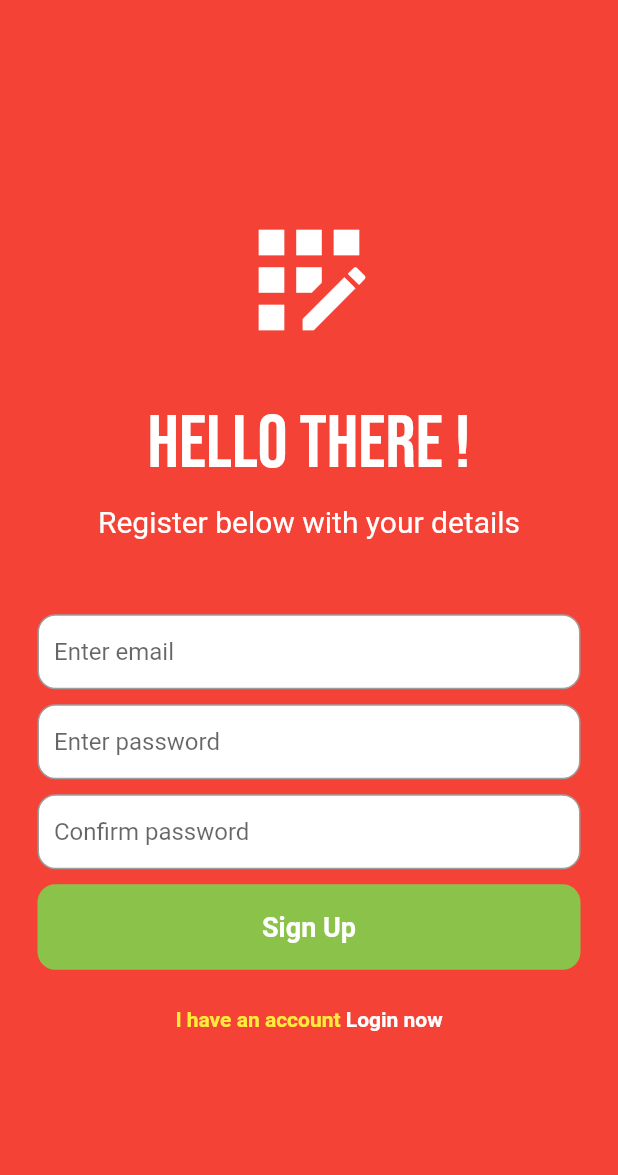
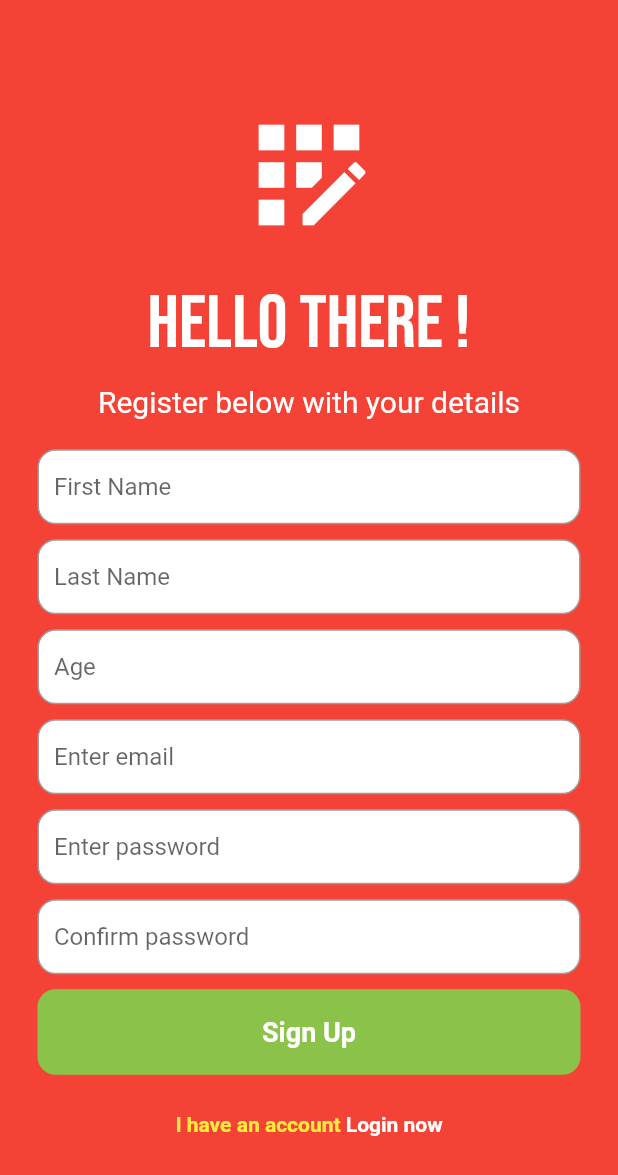
Before and after one commit to BulbulkhanMunna/Flutter_fireBase, a Flutter app: the RegisterPage screen opened directly with empty values, after a tap on "Sign Up", on a phone screen of 412 x 824 dp. Shown: the top 1175 px of the screen. Run offline on Flutter 3.47's test engine with Material 2 defaults, Android fonts, the phone set to English and light mode, and no system bars; our stand-ins replace cloud_firestore, firebase_auth, firebase_core, google_fonts, lottie; accounts and stored records are empty; network calls fail.

Commit message:
second commit

```diff
--- a/lib/pages/register_page.dart
+++ b/lib/pages/register_page.dart
@@ -1,3 +1,4 @@
+import 'package:cloud_firestore/cloud_firestore.dart';
 import 'package:firebase_auth/firebase_auth.dart';
 import 'package:flutter/src/widgets/framework.dart';
 import 'package:flutter/src/widgets/placeholder.dart';
@@ -18,35 +19,58 @@ class _RegisterPageState extends State<RegisterPage> {
   final _emailController = TextEditingController();
   final _passwordController = TextEditingController();
   final _ConfirmpasswordController = TextEditingController();
-
+  final _firstNameController = TextEditingController();
+  final _lastNameController = TextEditingController();
+  final _ageController = TextEditingController();
 
   @override
   void dispose() {
     _emailController.dispose();
     _passwordController.dispose();
     _ConfirmpasswordController.dispose();
+    _firstNameController.dispose();
+    _lastNameController.dispose();
+    _ageController.dispose();
     super.dispose();
   }
 
   Future signUp() async {
     if (passwordConfirmed()) {
+      //create user
       await FirebaseAuth.instance.createUserWithEmailAndPassword(
         email: _emailController.text.trim(),
-        password: _passwordController.text.trim());
+        password: _passwordController.text.trim(),
+      );
 
+      //add user details
+      addUserDetails(
+          _firstNameController.text.trim(),
+          _lastNameController.text.trim(),
+          _emailController.text.trim(),
+          int.parse(
+            _ageController.text.trim(),
+          ));
     }
   }
 
-  bool passwordConfirmed (){
-    if (_passwordController.text.trim() == _ConfirmpasswordController.text.trim()) {
+  Future addUserDetails(
+      String firstName, String lastName, String email, int age) async {
+    await FirebaseFirestore.instance.collection('users').add({
+      'first name': firstName,
+      'last name': lastName,
+      'email': email,
+      'age': age,
+    });
+  }
+
+  bool passwordConfirmed() {
+    if (_passwordController.text.trim() ==
+        _ConfirmpasswordController.text.trim()) {
       return true;
-
-    }else{
+    } else {
       return false;
     }
   }
-
-
 
   @override
   Widget build(BuildContext context) {
@@ -63,7 +87,7 @@ class _RegisterPageState extends State<RegisterPage> {
                   size: 100,
                   color: Colors.white,
                 ),
-                SizedBox(height: 30),
+                SizedBox(height: 20),
                 //Hello again
                 Text(
                   'Hello There !',
@@ -80,7 +104,85 @@ class _RegisterPageState extends State<RegisterPage> {
                 ),
 
                 SizedBox(
-                  height: 50,
+                  height: 20,
+                ),
+
+                //first name textfield
+                Padding(
+                  padding: const EdgeInsets.symmetric(horizontal: 25),
+                  child: Container(
+                    decoration: BoxDecoration(
+                      color: Colors.white,
+                      border: Border.all(color: Colors.grey),
+                      borderRadius: BorderRadius.circular(12),
+                    ),
+                    child: Padding(
+                      padding: const EdgeInsets.only(left: 10),
+                      child: TextField(
+                        controller: _firstNameController,
+                        decoration: InputDecoration(
+                          border: InputBorder.none,
+                          hintText: 'First Name',
+                        ),
+                      ),
+                    ),
+                  ),
+                ),
+
+                SizedBox(
+                  height: 10,
+                ),
+
+                //last name textfield
+                Padding(
+                  padding: const EdgeInsets.symmetric(horizontal: 25),
+                  child: Container(
+                    decoration: BoxDecoration(
+                      color: Colors.white,
+                      border: Border.all(color: Colors.grey),
+                      borderRadius: BorderRadius.circular(12),
+                    ),
+                    child: Padding(
+                      padding: const EdgeInsets.only(left: 10),
+                      child: TextField(
+                        controller: _lastNameController,
+                        decoration: InputDecoration(
+                          border: InputBorder.none,
+                          hintText: 'Last Name',
+                        ),
+                      ),
+                    ),
+                  ),
+                ),
+
+                SizedBox(
+                  height: 10,
+                ),
+
+                //age textfield
+                Padding(
+                  padding: const EdgeInsets.symmetric(horizontal: 25),
+                  child: Container(
+                    decoration: BoxDecoration(
+                      color: Colors.white,
+                      border: Border.all(color: Colors.grey),
+                      borderRadius: BorderRadius.circular(12),
+                    ),
+                    child: Padding(
+                      padding: const EdgeInsets.only(left: 10),
+                      child: TextField(
+                        controller: _ageController,
+                        decoration: InputDecoration(
+                          border: InputBorder.none,
+                          hintText: 'Age',
+                        ),
+                      ),
+                    ),
+                  ),
+                ),
+
+                SizedBox(
+                  height: 10,
                 ),
 
                 //email textfield
@@ -131,7 +233,7 @@ class _RegisterPageState extends State<RegisterPage> {
                   ),
                 ),
 
-                 SizedBox(
+                SizedBox(
                   height: 10,
                 ),
 
@@ -161,7 +263,7 @@ class _RegisterPageState extends State<RegisterPage> {
                   height: 10,
                 ),
 
-                //sign in button
+                //sign up button
                 Padding(
                   padding: const EdgeInsets.symmetric(horizontal: 25),
                   child: GestureDetector(
```
Also changed, not shown: lib/auth/auth_page.dart (+8 -11 lines), lib/auth/main_page.dart (+3 -5 lines), lib/home_page.dart (+7 -4 lines), lib/pages/forgot_pw_page.dart (added, +102 -0 lines).
